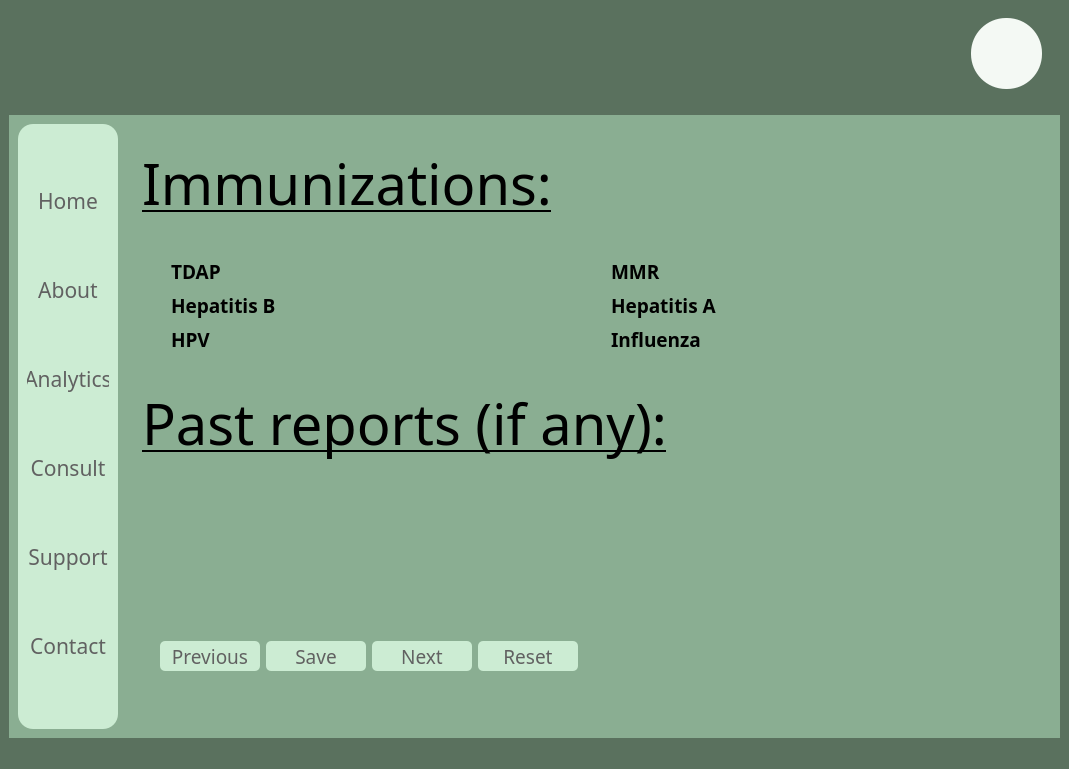
First picture: the form in Patient_info_edit5.ui, repository srishtiigautam/restorehealth, before the edit.
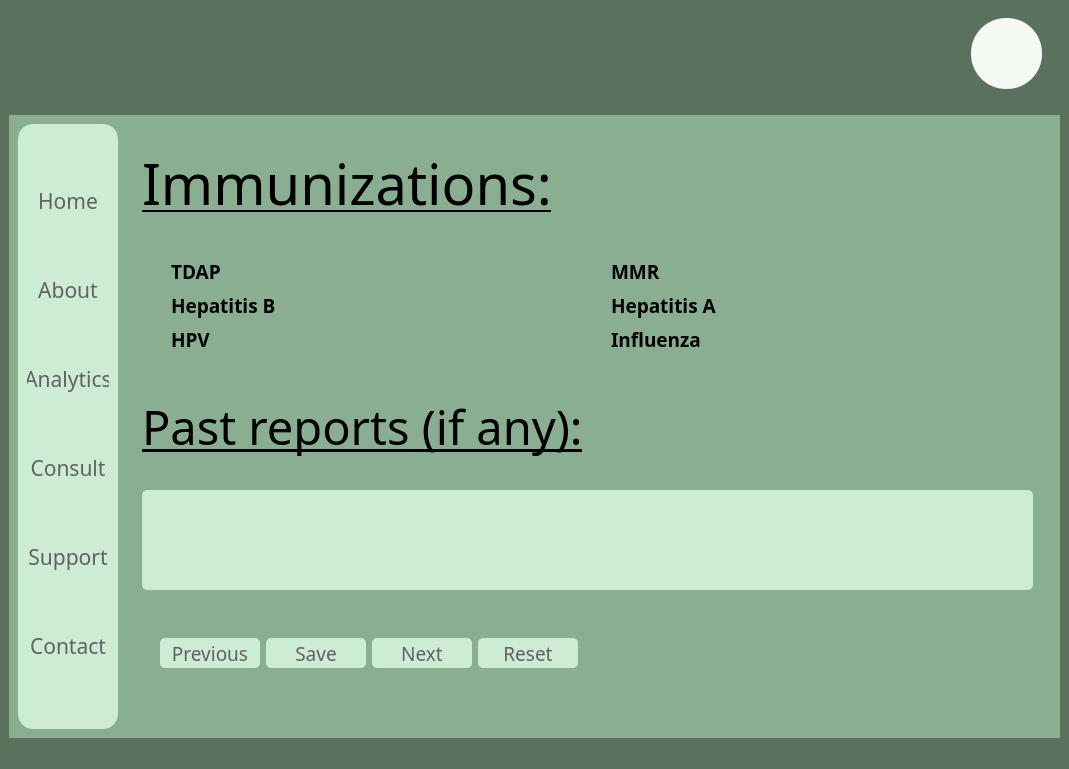
Second picture: the form after the edit. Icons and pictures are not drawn.

```diff
--- a/Patient_info_edit5.ui
+++ b/Patient_info_edit5.ui
@@ -565,7 +565,7 @@
                <property name="font">
                 <font>
                  <family>Bahnschrift Condensed</family>
-                 <pointsize>42</pointsize>
+                 <pointsize>35</pointsize>
                  <bold>false</bold>
                  <underline>true</underline>
                 </font>
@@ -576,16 +576,28 @@
               </widget>
              </item>
              <item>
-              <widget class="QLabel" name="label_3">
+              <widget class="QLineEdit" name="Past_Reports_Entry">
+               <property name="minimumSize">
+                <size>
+                 <width>0</width>
+                 <height>100</height>
+                </size>
+               </property>
                <property name="font">
                 <font>
-                 <family>Bahnschrift Condensed</family>
-                 <pointsize>42</pointsize>
-                 <bold>false</bold>
-                 <underline>true</underline>
+                 <pointsize>11</pointsize>
                 </font>
                </property>
-               <property name="text">
+               <property name="styleSheet">
+                <string notr="true">QLineEdit{
+background-color: rgb(204, 236, 211);
+border-radius:5px;
+}
+QLineEdit:focus{
+background-color:rgb(255, 255, 255)
+}</string>
+               </property>
+               <property name="placeholderText">
                 <string/>
                </property>
               </widget>
```
Left out of the diff: 12 changed lines with no effect on the pictures.
